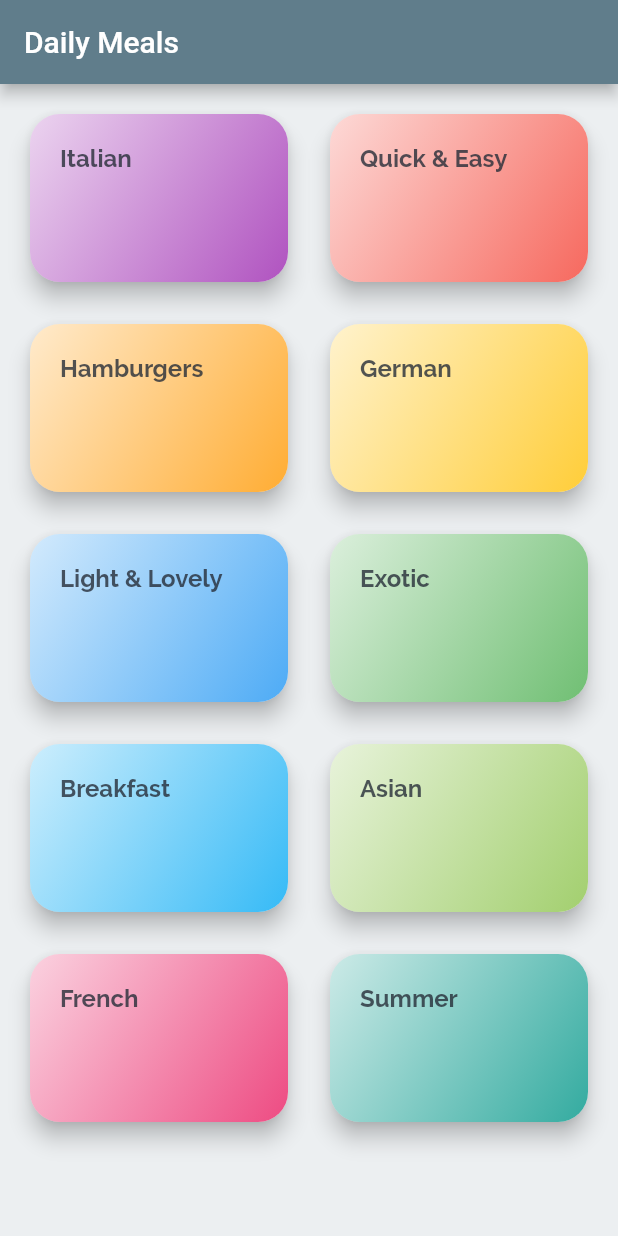
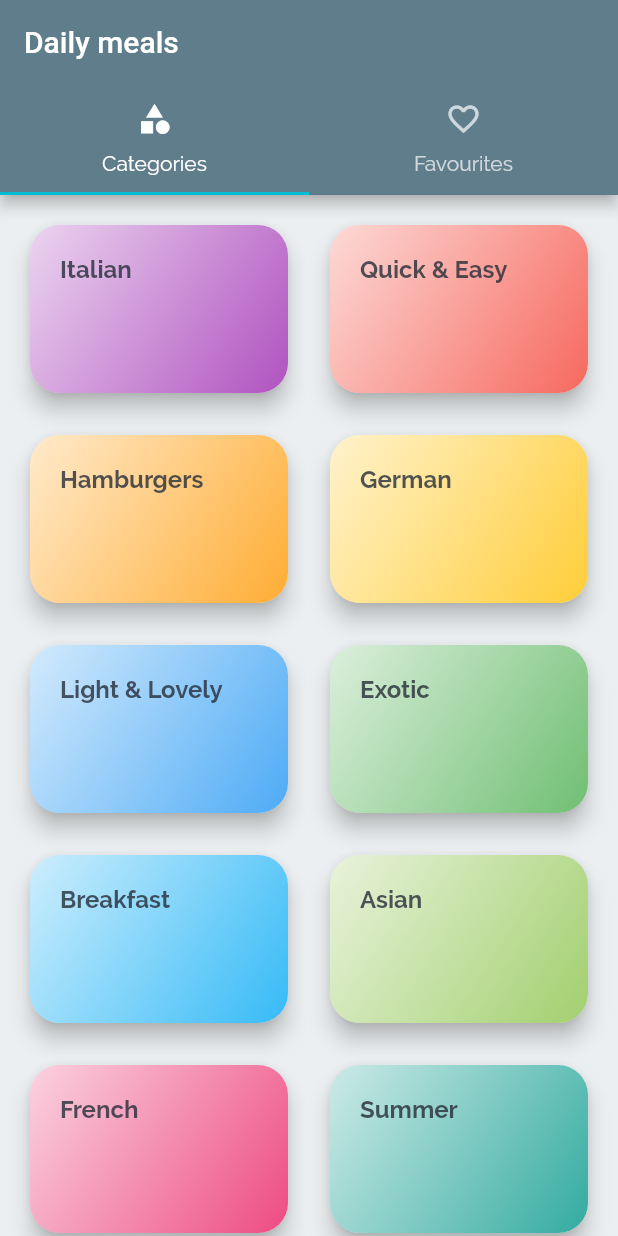
Before and after one commit to My-Personal-Flutter/Daily-Meals, a Flutter app: the screen it shows after launch, on a phone screen of 412 x 824 dp. Run offline on Flutter 3.47's test engine with Material 2 defaults, Android fonts, the phone set to English and light mode, and no system bars.

Commit message:
Perfectly designed tabs on top

```diff
--- a/lib/main.dart
+++ b/lib/main.dart
@@ -2,6 +2,7 @@ import 'package:daily_meals/screens/category_meals_screen.dart';
 import 'package:daily_meals/screens/catgories_screen.dart';
 import 'package:daily_meals/screens/meal_detail_screen.dart';
 import 'package:daily_meals/screens/something_wrong.dart';
+import 'package:daily_meals/screens/tabs_screen.dart';
 import 'package:flutter/material.dart';
 
 void main() => runApp(const MyApp());
@@ -40,7 +41,7 @@ class MyApp extends StatelessWidget {
       ),
       initialRoute: "/",
       routes: {
-        "/": (ctx) => const CategoriesScreen(),
+        "/": (ctx) => const TabsScreen(),
         CategoriesScreen.routeName: (ctx) => const CategoriesScreen(),
         CategoryMealsScreen.routeName: (ctx) => const CategoryMealsScreen(),
         MealDetailScreen.routeName: (ctx) => const MealDetailScreen(),
--- a/lib/screens/catgories_screen.dart
+++ b/lib/screens/catgories_screen.dart
@@ -9,13 +9,7 @@ class CategoriesScreen extends StatelessWidget {
 
   @override
   Widget build(BuildContext context) {
-    return Scaffold(
-      appBar: AppBar(
-        centerTitle: false,
-        title: const Text("Daily Meals"),
-      ),
-      body: SafeArea(
-        child: GridView(
+    return GridView(
       padding: const EdgeInsets.all(16),
       children: DUMMY_CATEGORIES.map((item) {
         return CategoryItem(
@@ -30,8 +24,6 @@ class CategoriesScreen extends StatelessWidget {
         crossAxisSpacing: 20,
         childAspectRatio: 3 / 2,
       ),
-        ),
-      ),
     );
   }
 }
--- /dev/null
+++ b/lib/screens/favourites_screen.dart
@@ -0,0 +1,12 @@
+import 'package:flutter/material.dart';
+
+class FavouriteScreen extends StatelessWidget {
+  const FavouriteScreen({Key? key}) : super(key: key);
+
+  @override
+  Widget build(BuildContext context) {
+    return const Center(
+      child: Text("working"),
+    );
+  }
+}
--- a/lib/screens/meal_detail_screen.dart
+++ b/lib/screens/meal_detail_screen.dart
@@ -20,7 +20,7 @@ class MealDetailScreen extends StatelessWidget {
     return Container(
       height: 250,
       width: double.infinity,
-      margin: const EdgeInsets.symmetric(horizontal: 16, vertical: 16),
+      margin: const EdgeInsets.symmetric(horizontal: 48, vertical: 16),
       decoration: BoxDecoration(
         border: Border.all(
           color: Colors.blueGrey,
--- /dev/null
+++ b/lib/screens/tabs_screen.dart
@@ -0,0 +1,48 @@
+import 'package:daily_meals/screens/catgories_screen.dart';
+import 'package:daily_meals/screens/favourites_screen.dart';
+import 'package:flutter/material.dart';
+
+class TabsScreen extends StatefulWidget {
+  const TabsScreen({Key? key}) : super(key: key);
+
+  @override
+  _TabsScreenState createState() => _TabsScreenState();
+}
+
+class _TabsScreenState extends State<TabsScreen> {
+  @override
+  Widget build(BuildContext context) {
+    return DefaultTabController(
+      length: 2,
+      initialIndex: 0,
+      child: Scaffold(
+        appBar: AppBar(
+          title: const Text("Daily meals"),
+          centerTitle: false,
+          bottom: const TabBar(
+            tabs: [
+              Tab(
+                icon: Icon(
+                  Icons.category,
+                ),
+                text: 'Categories',
+              ),
+              Tab(
+                icon: Icon(
+                  Icons.favorite_outline,
+                ),
+                text: 'Favourites',
+              )
+            ],
+          ),
+        ),
+        body: const SafeArea(
+          child: TabBarView(children: [
+            CategoriesScreen(),
+            FavouriteScreen(),
+          ]),
+        ),
+      ),
+    );
+  }
+}
```
Lines whose indentation alone changed are shown as unchanged.
